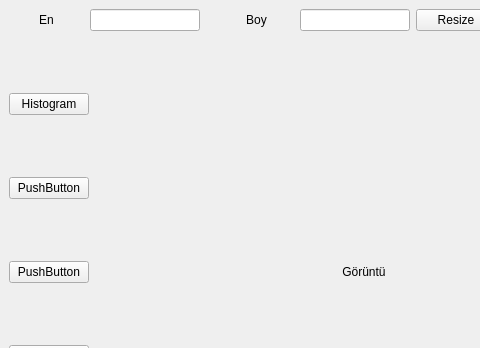
The window that process.ui (Ugur0855/Image_Proccessing_2020) describes before a commit, drawn with Qt 5; both pictures show x 0 to 480 and y 0 to 348 of the 701 by 566 pixel window.
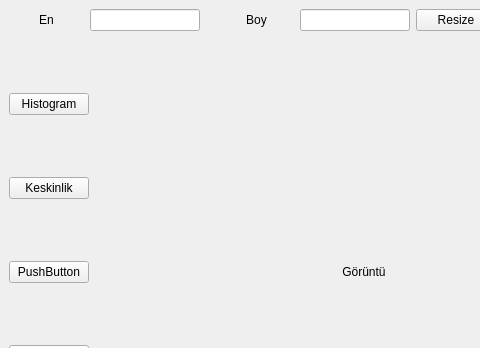
The same window after the commit.

```diff
--- a/process.ui
+++ b/process.ui
@@ -42,7 +42,7 @@
          </size>
         </property>
         <property name="text">
-         <string>PushButton</string>
+         <string>Keskinlik</string>
         </property>
        </widget>
       </item>
```
Left out of the diff: 16 changed lines with no effect on the pictures.
